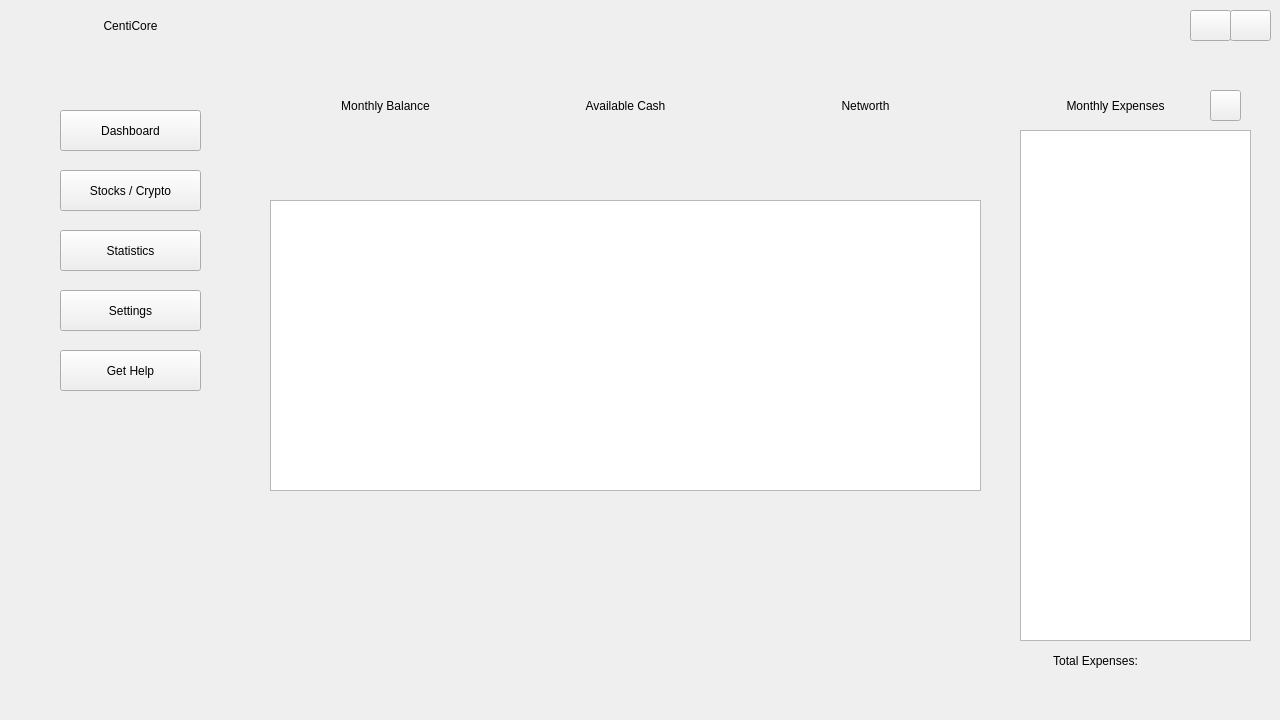
First picture: the form in src/view/ui/main_page.ui, repository OmerElmaliach/CentiCore, before the edit.
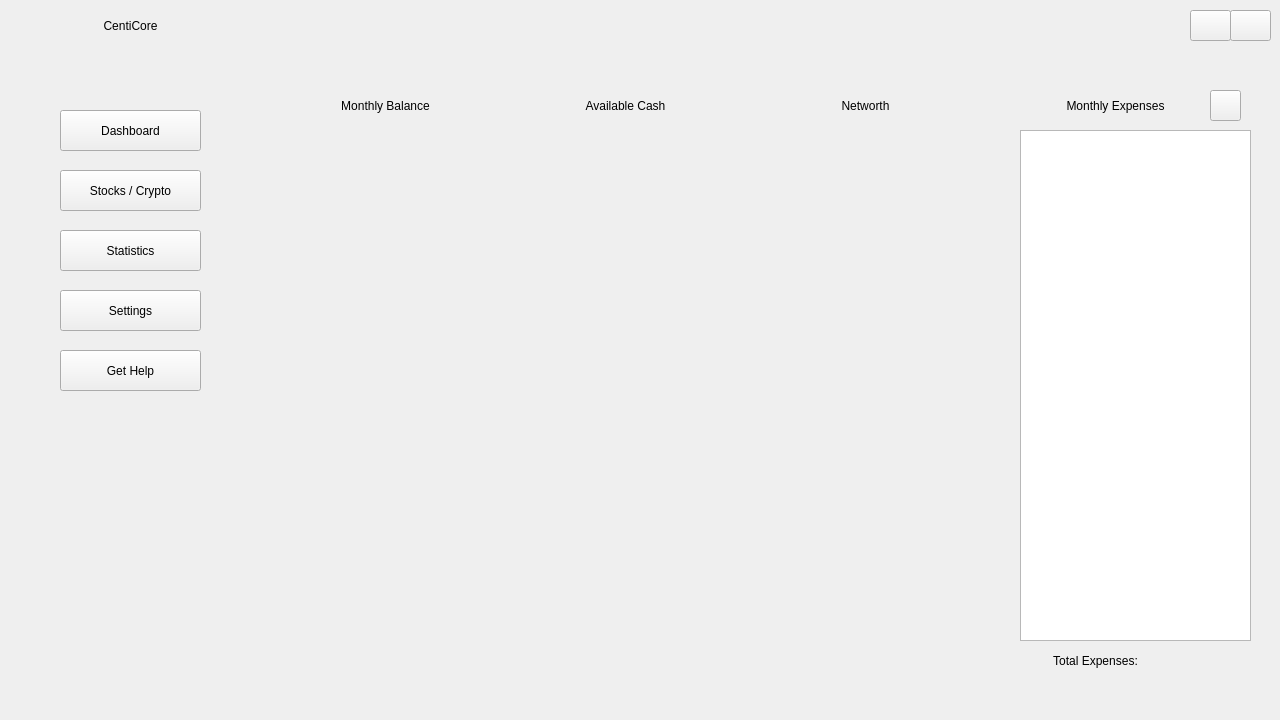
Second picture: the form after the edit. Icons and pictures are not drawn.

Commit message: Added expense graph

```diff
--- a/src/view/ui/main_page.ui
+++ b/src/view/ui/main_page.ui
@@ -201,21 +201,11 @@
     <property name="geometry">
      <rect>
       <x>270</x>
-      <y>200</y>
+      <y>190</y>
       <width>711</width>
-      <height>291</height>
+      <height>311</height>
      </rect>
     </property>
-    <widget class="QGraphicsView" name="graph">
-     <property name="geometry">
-      <rect>
-       <x>0</x>
-       <y>0</y>
-       <width>711</width>
-       <height>291</height>
-      </rect>
-     </property>
-    </widget>
    </widget>
    <widget class="QWidget" name="statsWidget" native="true">
     <property name="geometry">
```
The commit also changes 10 other files.
